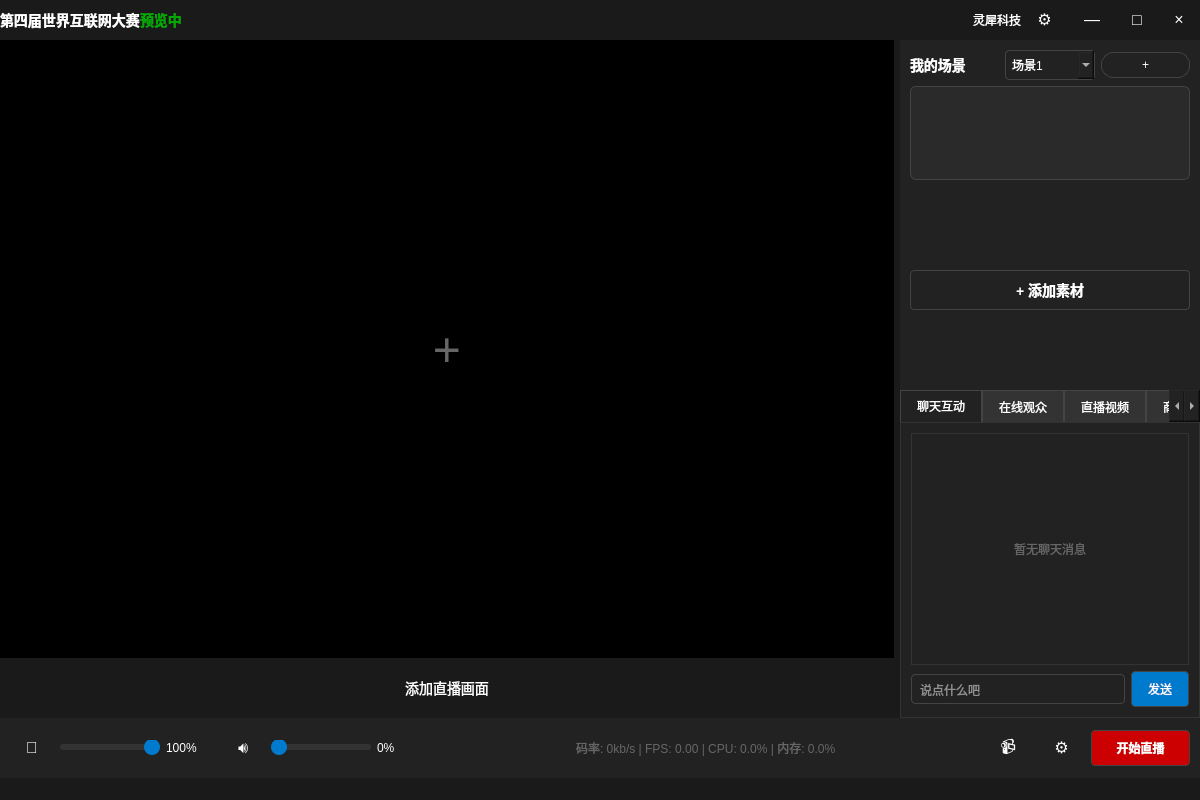
The window that src/app/main_window.ui (fancrystal/livePCWindows) describes before a commit, drawn with Qt 5.
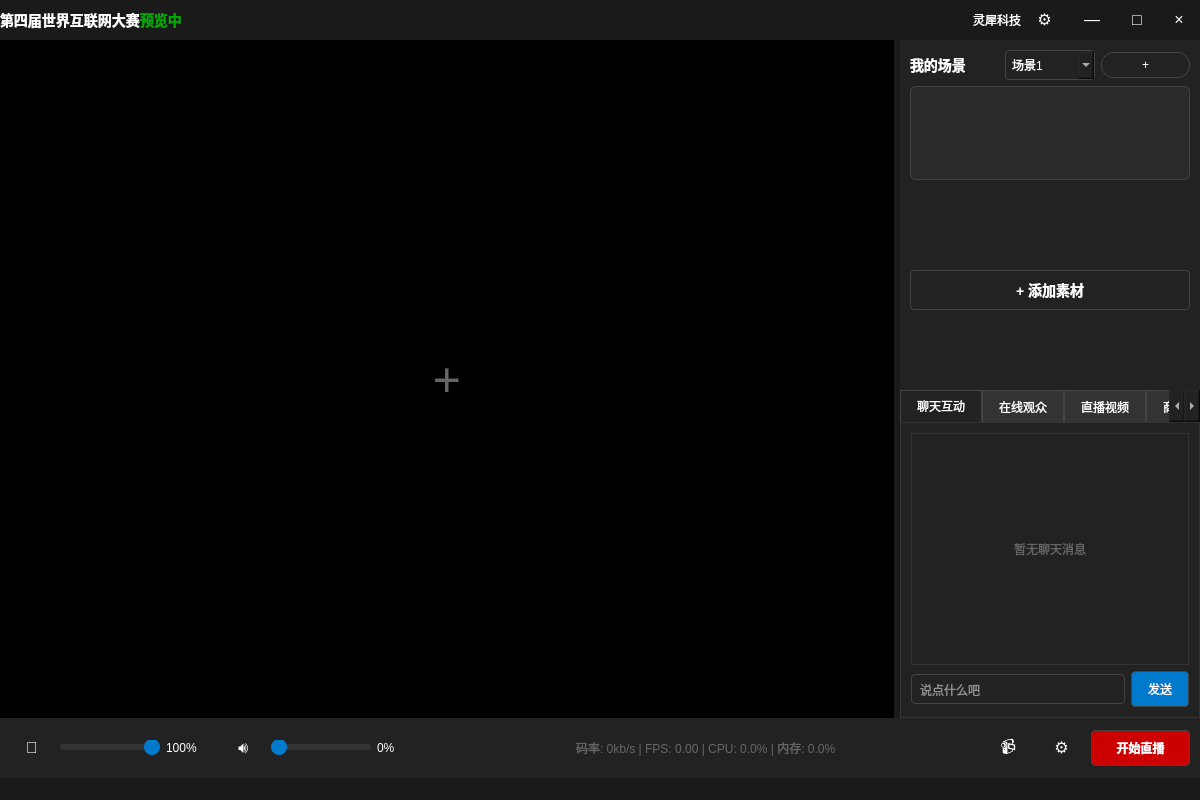
The same window after the commit.

```diff
--- a/src/app/main_window.ui
+++ b/src/app/main_window.ui
@@ -204,56 +204,6 @@
            </property>
           </widget>
          </item>
-         
-         <!-- 添加直播画面按钮 -->
-         <item>
-          <widget class="QWidget" name="addLiveWidget" native="true">
-           <property name="minimumSize">
-            <size>
-             <width>0</width>
-             <height>60</height>
-            </size>
-           </property>
-           <property name="maximumSize">
-            <size>
-             <width>16777215</width>
-             <height>60</height>
-            </size>
-           </property>
-           <layout class="QVBoxLayout" name="verticalLayout_addLive">
-            <property name="spacing">
-             <number>0</number>
-            </property>
-            <property name="leftMargin">
-             <number>0</number>
-            </property>
-            <property name="topMargin">
-             <number>0</number>
-            </property>
-            <property name="rightMargin">
-             <number>0</number>
-            </property>
-            <property name="bottomMargin">
-             <number>0</number>
-            </property>
-            <item>
-             <widget class="QLabel" name="label_addLive">
-              <property name="text">
-               <string>添加直播画面</string>
-              </property>
-              <property name="alignment">
-               <set>Qt::AlignCenter</set>
-              </property>
-              <property name="styleSheet">
-               <string notr="true">font-size: 14px;</string>
-              </property>
-             </widget>
-            </item>
-           </layout>
-          </widget>
-         </item>
-         
- 
         </layout>
        </widget>
       </item>
```
Left out of the diff: 2 changed lines with no effect on the pictures.
